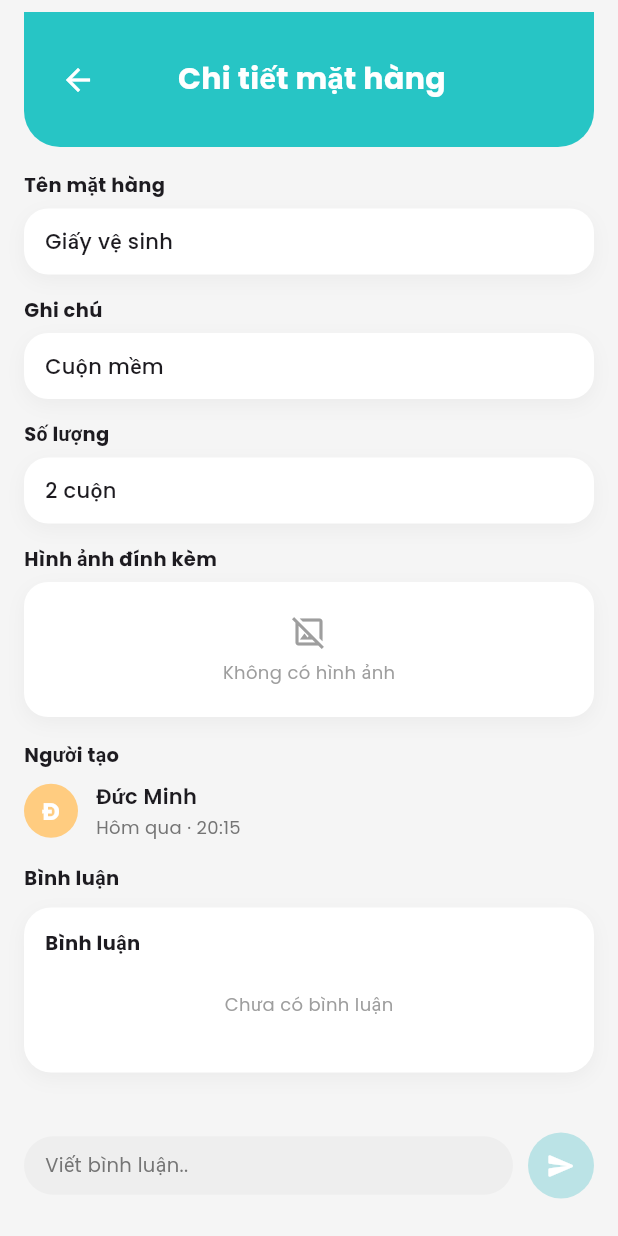
After one commit to Nongcode/BTL_Android, a Flutter app: the ShoppingItemDetailScreen screen opened directly, on a phone screen of 412 x 824 dp. The commit adds this screen. Run offline on Flutter 3.47's test engine with Material 3 defaults, Android fonts, the light colour scheme and no system bars; our stand-ins replace flutter_svg, google_fonts; network calls fail.

Commit message:
add UI shopping_item_detail_screen

```diff
--- /dev/null
+++ b/lib/features/bulletin/presentation/screens/shopping_item_detail_screen.dart
@@ -0,0 +1,301 @@
+import 'package:flutter/material.dart';
+import '../../../../core/constants/app_colors.dart';
+
+class ShoppingItemDetailScreen extends StatelessWidget {
+  const ShoppingItemDetailScreen({super.key});
+
+  @override
+  Widget build(BuildContext context) {
+    return Scaffold(
+      backgroundColor: AppColors.background,
+      body: SafeArea(
+        child: Stack(
+          children: [
+            SingleChildScrollView(
+              padding: const EdgeInsets.fromLTRB(16, 0, 16, 96),
+              child: Column(
+                crossAxisAlignment: CrossAxisAlignment.start,
+                children: [
+                  const SizedBox(height: 8),
+                  _buildHeader(context),
+                  const SizedBox(height: 16),
+
+                  _buildLabel("Tên mặt hàng"),
+                  const SizedBox(height: 6),
+                  _buildValueBox("Giấy vệ sinh"),
+                  const SizedBox(height: 14),
+
+                  _buildLabel("Ghi chú"),
+                  const SizedBox(height: 6),
+                  _buildValueBox("Cuộn mềm"),
+                  const SizedBox(height: 14),
+
+                  _buildLabel("Số lượng"),
+                  const SizedBox(height: 6),
+                  _buildValueBox("2 cuộn"),
+                  const SizedBox(height: 14),
+
+                  _buildLabel("Hình ảnh đính kèm"),
+                  const SizedBox(height: 6),
+                  _buildImageBox(),
+                  const SizedBox(height: 16),
+
+                  _buildLabel("Người tạo"),
+                  const SizedBox(height: 8),
+                  _buildCreatorRow(),
+                  const SizedBox(height: 16),
+
+                  _buildLabel("Bình luận"),
+                  const SizedBox(height: 10),
+                  _buildCommentBoxEmpty(),
+                ],
+              ),
+            ),
+
+            // Input comment + send
+            Positioned(
+              left: 0,
+              right: 0,
+              bottom: 0,
+              child: Container(
+                padding:
+                    const EdgeInsets.symmetric(horizontal: 16, vertical: 12),
+                color: Colors.transparent,
+                child: Row(
+                  children: [
+                    Expanded(
+                      child: Container(
+                        padding: const EdgeInsets.symmetric(
+                            horizontal: 14, vertical: 10),
+                        decoration: BoxDecoration(
+                          color: Colors.grey.shade200,
+                          borderRadius: BorderRadius.circular(24),
+                        ),
+                        child: Text(
+                          "Viết bình luận..",
+                          style: TextStyle(
+                            fontSize: 13,
+                            color: Colors.grey.shade600,
+                          ),
+                        ),
+                      ),
+                    ),
+                    const SizedBox(width: 10),
+                    Container(
+                      width: 44,
+                      height: 44,
+                      decoration: BoxDecoration(
+                        shape: BoxShape.circle,
+                        color: AppColors.primary.withOpacity(0.35),
+                      ),
+                      child: IconButton(
+                        onPressed: () {
+                          // TODO: gửi bình luận
+                        },
+                        icon: const Icon(
+                          Icons.send_rounded,
+                          size: 20,
+                          color: Colors.white,
+                        ),
+                      ),
+                    ),
+                  ],
+                ),
+              ),
+            ),
+          ],
+        ),
+      ),
+    );
+  }
+
+  // ===== HEADER =====
+  Widget _buildHeader(BuildContext context) {
+    return Container(
+      height: 90,
+      width: double.infinity,
+      decoration: const BoxDecoration(
+        color: Color(0xFF27C5C5),
+        borderRadius: BorderRadius.vertical(bottom: Radius.circular(24)),
+      ),
+      padding: const EdgeInsets.symmetric(horizontal: 12, vertical: 10),
+      child: Row(
+        children: [
+          IconButton(
+            onPressed: () => Navigator.of(context).pop(),
+            icon: const Icon(Icons.arrow_back, color: Colors.white),
+          ),
+          const SizedBox(width: 4),
+          const Expanded(
+            child: Text(
+              "Chi tiết mặt hàng",
+              textAlign: TextAlign.center,
+              style: TextStyle(
+                color: Colors.white,
+                fontSize: 20,
+                fontWeight: FontWeight.w700,
+              ),
+            ),
+          ),
+          const SizedBox(width: 48),
+        ],
+      ),
+    );
+  }
+
+  // ===== LABEL =====
+  Widget _buildLabel(String text) {
+    return Text(
+      text,
+      style: const TextStyle(
+        fontSize: 13,
+        fontWeight: FontWeight.w700,
+      ),
+    );
+  }
+
+  // ===== VALUE BOX =====
+  Widget _buildValueBox(String value) {
+    return Container(
+      width: double.infinity,
+      padding: const EdgeInsets.symmetric(horizontal: 14, vertical: 12),
+      decoration: BoxDecoration(
+        color: Colors.white,
+        borderRadius: BorderRadius.circular(16),
+        boxShadow: [
+          BoxShadow(
+            color: Colors.black.withOpacity(0.04),
+            blurRadius: 10,
+            offset: const Offset(0, 4),
+          ),
+        ],
+      ),
+      child: Text(
+        value,
+        style: const TextStyle(
+          fontSize: 14,
+          fontWeight: FontWeight.w500,
+        ),
+      ),
+    );
+  }
+
+  // ===== IMAGE BOX (Empty) =====
+  Widget _buildImageBox() {
+    return Container(
+      width: double.infinity,
+      height: 90,
+      decoration: BoxDecoration(
+        color: Colors.white,
+        borderRadius: BorderRadius.circular(16),
+        boxShadow: [
+          BoxShadow(
+            color: Colors.black.withOpacity(0.04),
+            blurRadius: 10,
+            offset: const Offset(0, 4),
+          ),
+        ],
+      ),
+      child: Center(
+        child: Column(
+          mainAxisAlignment: MainAxisAlignment.center,
+          children: [
+            Icon(Icons.image_not_supported_outlined,
+                size: 24, color: Colors.grey.shade500),
+            const SizedBox(height: 6),
+            Text(
+              "Không có hình ảnh",
+              style: TextStyle(
+                fontSize: 12,
+                color: Colors.grey.shade500,
+              ),
+            ),
+          ],
+        ),
+      ),
+    );
+  }
+
+  // ===== CREATOR ROW =====
+  Widget _buildCreatorRow() {
+    return Row(
+      children: [
+        CircleAvatar(
+          radius: 18,
+          backgroundColor: Colors.orange.shade200,
+          child: const Text(
+            "Đ",
+            style: TextStyle(
+              color: Colors.white,
+              fontWeight: FontWeight.w700,
+            ),
+          ),
+        ),
+        const SizedBox(width: 12),
+        Column(
+          crossAxisAlignment: CrossAxisAlignment.start,
+          children: [
+            const Text(
+              "Đức Minh",
+              style: TextStyle(
+                fontSize: 14,
+                fontWeight: FontWeight.w600,
+              ),
+            ),
+            const SizedBox(height: 2),
+            Text(
+              "Hôm qua · 20:15",
+              style: TextStyle(
+                fontSize: 12,
+                color: Colors.grey.shade600,
+              ),
+            ),
+          ],
+        ),
+      ],
+    );
+  }
+
+  // ===== COMMENT BOX (Empty state) =====
+  Widget _buildCommentBoxEmpty() {
+    return Container(
+      width: double.infinity,
+      height: 110,
+      padding: const EdgeInsets.fromLTRB(14, 14, 14, 14),
+      decoration: BoxDecoration(
+        color: Colors.white,
+        borderRadius: BorderRadius.circular(18),
+        boxShadow: [
+          BoxShadow(
+            color: Colors.black.withOpacity(0.04),
+            blurRadius: 10,
+            offset: const Offset(0, 4),
+          ),
+        ],
+      ),
+      child: Column(
+        crossAxisAlignment: CrossAxisAlignment.start,
+        children: [
+          const Text(
+            "Bình luận",
+            style: TextStyle(
+              fontSize: 13,
+              fontWeight: FontWeight.w700,
+            ),
+          ),
+          const Spacer(),
+          Center(
+            child: Text(
+              "Chưa có bình luận",
+              style: TextStyle(
+                fontSize: 12,
+                color: Colors.grey.shade500,
+              ),
+            ),
+          ),
+          const Spacer(),
+        ],
+      ),
+    );
+  }
+}
--- a/lib/features/bulletin/presentation/screens/shopping_list_screen.dart
+++ b/lib/features/bulletin/presentation/screens/shopping_list_screen.dart
@@ -2,6 +2,8 @@
 import 'package:flutter/material.dart';
 import '../../../../core/constants/app_colors.dart';
 import 'add_shopping_item_screen.dart';
+import 'shopping_item_detail_screen.dart';
+
 
 class ShoppingListScreen extends StatefulWidget {
   const ShoppingListScreen({super.key});
@@ -195,8 +197,18 @@ class _ShoppingItemCard extends StatelessWidget {
   });
 
   @override
-  Widget build(BuildContext context) {
-    return Container(
+  @override
+Widget build(BuildContext context) {
+  return InkWell(
+    borderRadius: BorderRadius.circular(16),
+    onTap: () {
+      Navigator.of(context).push(
+        MaterialPageRoute(
+          builder: (_) => const ShoppingItemDetailScreen(),
+        ),
+      );
+    },
+    child: Container(
       margin: const EdgeInsets.only(bottom: 10),
       padding: const EdgeInsets.symmetric(horizontal: 14, vertical: 10),
       decoration: BoxDecoration(
@@ -251,13 +263,12 @@ class _ShoppingItemCard extends StatelessWidget {
             ),
           ),
           IconButton(
-            onPressed: () {
-              // TODO: menu (sửa, xoá,...)
-            },
+            onPressed: () {},
             icon: const Icon(Icons.more_vert_rounded, size: 20),
           ),
         ],
       ),
-    );
-  }
+    ),
+  );
 }
+}
--- a/lib/main_screen.dart
+++ b/lib/main_screen.dart
@@ -110,7 +110,7 @@ class _MainScreenState extends State<MainScreen> {
                 BottomNavigationBarItem(
                   icon: Icon(Icons.notifications_outlined),
                   activeIcon: Icon(Icons.notifications),
-                  label: 'Thông báo',
+                  label: 'Bảng tin',
                 ),
               ],
             ),
--- a/pubspec.yaml
+++ b/pubspec.yaml
@@ -31,13 +31,12 @@ dependencies:
   flutter:
     sdk: flutter
 
-  # The following adds the Cupertino Icons font to your application.
-  # Use with the CupertinoIcons class for iOS style icons.
   cupertino_icons: ^1.0.8
   google_fonts: ^6.3.3
   flutter_svg: ^2.0.10+1
-  intl: ^0.18.0
+  intl: ^0.19.0
   http: ^1.6.0
+
 
 dev_dependencies:
   flutter_test:
```
Also changed, not shown: pubspec.lock.
